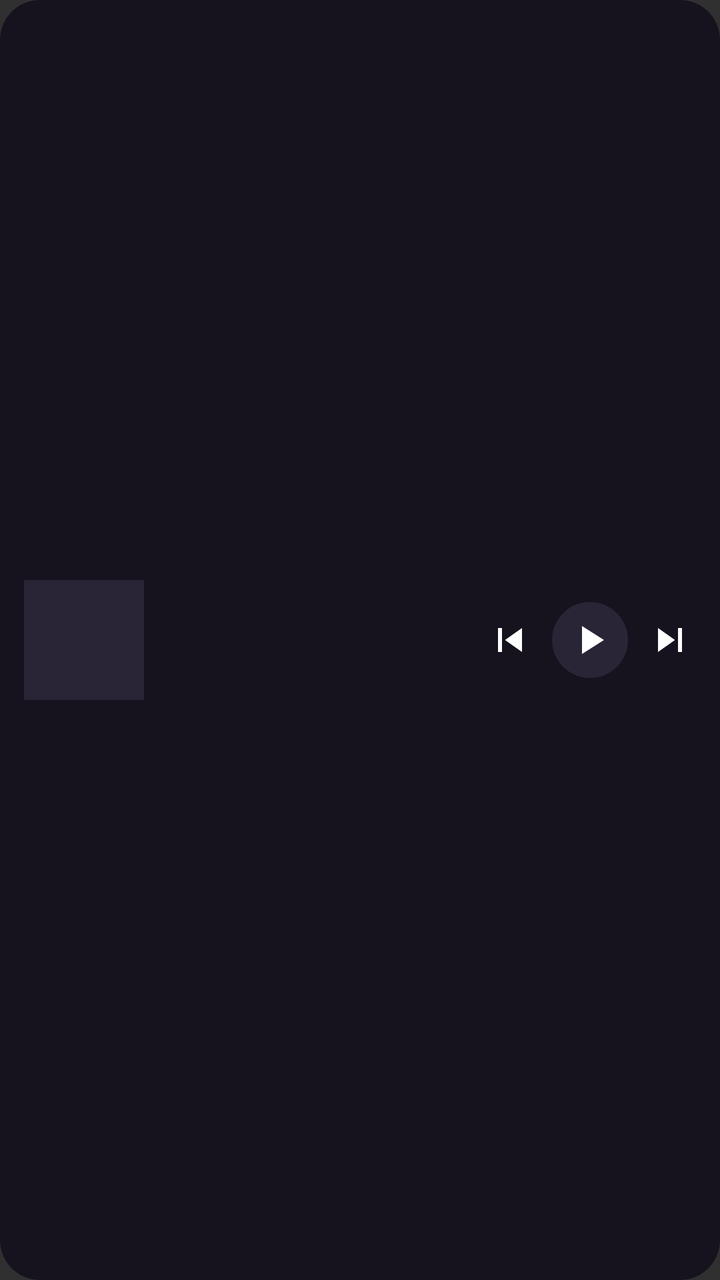
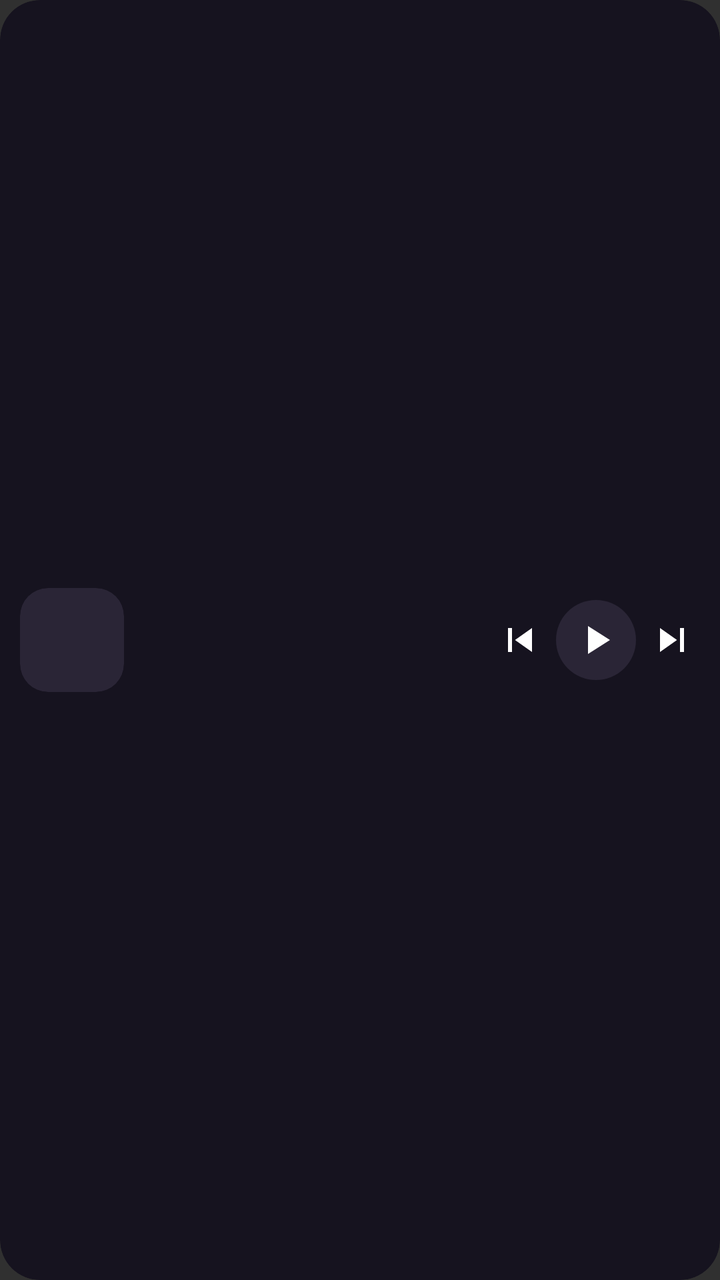

Compare the two renders of this Android layout. The source of the first and the diff that turns it into the second are given below.
<!-- AndroidManifest.xml: application theme Theme.Wavdrop -->
<!-- res/layout/wavdrop_widget_short.xml -->
<?xml version="1.0" encoding="utf-8"?>
<FrameLayout xmlns:android="http://schemas.android.com/apk/res/android"
    android:id="@+id/widget_body"
    android:layout_width="match_parent"
    android:layout_height="match_parent"
    android:background="@drawable/wavdrop_widget_loading_background"
    android:clickable="true"
    android:focusable="true">

    
    <ImageView
        android:id="@+id/widget_background"
        android:layout_width="match_parent"
        android:layout_height="match_parent"
        android:scaleType="centerCrop"
        android:visibility="gone"
        android:contentDescription="@null" />

    
    <TextView
        android:id="@+id/widget_scrim"
        android:layout_width="match_parent"
        android:layout_height="match_parent"
        android:background="#CC16131F"
        android:visibility="gone" />

    
    <LinearLayout
        android:layout_width="match_parent"
        android:layout_height="match_parent"
        android:orientation="horizontal"
        android:gravity="center_vertical"
        android:paddingStart="12dp"
        android:paddingEnd="10dp"
        android:paddingTop="10dp"
        android:paddingBottom="10dp">

        
        <ImageView
            android:id="@+id/widget_artwork"
            android:layout_width="60dp"
            android:layout_height="60dp"
            android:scaleType="centerCrop"
            android:background="#FF2A2536"
            android:contentDescription="@string/widget_artwork_desc" />

        
        <LinearLayout
            android:layout_width="0dp"
            android:layout_height="wrap_content"
            android:layout_weight="1"
            android:orientation="vertical"
            android:layout_marginStart="12dp"
            android:layout_marginEnd="8dp">

            <TextView
                android:id="@+id/widget_title"
                android:layout_width="match_parent"
                android:layout_height="wrap_content"
                android:textColor="#EDEAF4"
                android:textSize="14sp"
                android:textStyle="bold"
                android:maxLines="1"
                android:ellipsize="end" />

            <TextView
                android:id="@+id/widget_artist"
                android:layout_width="match_parent"
                android:layout_height="wrap_content"
                android:layout_marginTop="2dp"
                android:textColor="#A9A3B8"
                android:textSize="12sp"
                android:maxLines="1"
                android:ellipsize="end" />

        </LinearLayout>

        
        <ImageButton
            android:id="@+id/widget_previous"
            android:layout_width="30dp"
            android:layout_height="30dp"
            android:src="@drawable/widget_ic_skip_previous"
            android:background="@android:color/transparent"
            android:padding="4dp"
            android:contentDescription="@string/widget_prev_desc" />

        
        <ImageButton
            android:id="@+id/widget_play_pause"
            android:layout_width="38dp"
            android:layout_height="38dp"
            android:layout_marginStart="6dp"
            android:src="@drawable/widget_ic_play"
            android:background="@drawable/widget_btn_idle_bg"
            android:padding="8dp"
            android:contentDescription="@string/widget_play_pause_desc" />

        
        <ImageButton
            android:id="@+id/widget_next"
            android:layout_width="30dp"
            android:layout_height="30dp"
            android:layout_marginStart="6dp"
            android:src="@drawable/widget_ic_skip_next"
            android:background="@android:color/transparent"
            android:padding="4dp"
            android:contentDescription="@string/widget_next_desc" />

    </LinearLayout>

</FrameLayout>
<!-- resources referenced by this layout -->
<resources>
  <!-- drawable wavdrop_widget_loading_background (drawable) -->
  <?xml version="1.0" encoding="utf-8"?>
  <shape xmlns:android="http://schemas.android.com/apk/res/android"
      android:shape="rectangle">
      <solid android:color="#FF16131F" />
      <corners android:radius="20dp" />
  </shape>
  <!-- drawable widget_btn_idle_bg (drawable) -->
  <?xml version="1.0" encoding="utf-8"?>
  <shape xmlns:android="http://schemas.android.com/apk/res/android"
      android:shape="oval">
      <solid android:color="#FF2A2536" />
  </shape>
  <!-- drawable widget_ic_play (drawable) -->
  <?xml version="1.0" encoding="utf-8"?>
  <vector xmlns:android="http://schemas.android.com/apk/res/android"
      android:width="24dp"
      android:height="24dp"
      android:viewportWidth="24"
      android:viewportHeight="24">
      <path
          android:fillColor="#FFFFFFFF"
          android:pathData="M8,5v14l11,-7z" />
  </vector>
  <!-- drawable widget_ic_skip_next (drawable) -->
  <?xml version="1.0" encoding="utf-8"?>
  <vector xmlns:android="http://schemas.android.com/apk/res/android"
      android:width="24dp"
      android:height="24dp"
      android:viewportWidth="24"
      android:viewportHeight="24">
      <path
          android:fillColor="#FFFFFFFF"
          android:pathData="M6,18l8.5,-6L6,6v12zM16,6v12h2L18,6h-2z" />
  </vector>
  <!-- drawable widget_ic_skip_previous (drawable) -->
  <?xml version="1.0" encoding="utf-8"?>
  <vector xmlns:android="http://schemas.android.com/apk/res/android"
      android:width="24dp"
      android:height="24dp"
      android:viewportWidth="24"
      android:viewportHeight="24">
      <path
          android:fillColor="#FFFFFFFF"
          android:pathData="M6,6h2v12L6,18zM9.5,12l8.5,6L18,6z" />
  </vector>
  <string name="widget_artwork_desc">Album artwork</string>
  <string name="widget_next_desc">Next</string>
  <string name="widget_play_pause_desc">Play or pause</string>
  <string name="widget_prev_desc">Previous</string>
  <style name="Theme.Wavdrop" parent="@android:style/Theme.Material.NoActionBar" />
</resources>

<!-- the commit's change to res/layout/wavdrop_widget_short.xml (unified diff, before → after) -->
@@ -4,10 +4,10 @@
     android:layout_width="match_parent"
     android:layout_height="match_parent"
     android:background="@drawable/wavdrop_widget_loading_background"
+    android:clipToOutline="true"
     android:clickable="true"
     android:focusable="true">
 
-    
     <ImageView
         android:id="@+id/widget_background"
         android:layout_width="match_parent"
@@ -16,48 +16,45 @@
         android:visibility="gone"
         android:contentDescription="@null" />
 
-    
     <TextView
         android:id="@+id/widget_scrim"
         android:layout_width="match_parent"
         android:layout_height="match_parent"
-        android:background="#CC16131F"
+        android:background="#D916131F"
         android:visibility="gone" />
 
-    
     <LinearLayout
         android:layout_width="match_parent"
         android:layout_height="match_parent"
         android:orientation="horizontal"
         android:gravity="center_vertical"
-        android:paddingStart="12dp"
-        android:paddingEnd="10dp"
-        android:paddingTop="10dp"
-        android:paddingBottom="10dp">
+        android:paddingStart="10dp"
+        android:paddingEnd="6dp"
+        android:paddingTop="6dp"
+        android:paddingBottom="6dp">
 
-        
         <ImageView
             android:id="@+id/widget_artwork"
-            android:layout_width="60dp"
-            android:layout_height="60dp"
+            android:layout_width="52dp"
+            android:layout_height="52dp"
             android:scaleType="centerCrop"
-            android:background="#FF2A2536"
+            android:background="@drawable/widget_artwork_bg"
+            android:clipToOutline="true"
             android:contentDescription="@string/widget_artwork_desc" />
 
-        
         <LinearLayout
             android:layout_width="0dp"
             android:layout_height="wrap_content"
             android:layout_weight="1"
             android:orientation="vertical"
-            android:layout_marginStart="12dp"
-            android:layout_marginEnd="8dp">
+            android:layout_marginStart="10dp"
+            android:layout_marginEnd="4dp">
 
             <TextView
                 android:id="@+id/widget_title"
                 android:layout_width="match_parent"
                 android:layout_height="wrap_content"
-                android:textColor="#EDEAF4"
+                android:textColor="#F2EFF8"
                 android:textSize="14sp"
                 android:textStyle="bold"
                 android:maxLines="1"
@@ -68,43 +65,38 @@
                 android:layout_width="match_parent"
                 android:layout_height="wrap_content"
                 android:layout_marginTop="2dp"
-                android:textColor="#A9A3B8"
+                android:textColor="#B5AFC6"
                 android:textSize="12sp"
                 android:maxLines="1"
                 android:ellipsize="end" />
 
         </LinearLayout>
 
-        
         <ImageButton
             android:id="@+id/widget_previous"
-            android:layout_width="30dp"
-            android:layout_height="30dp"
+            android:layout_width="36dp"
+            android:layout_height="40dp"
             android:src="@drawable/widget_ic_skip_previous"
             android:background="@android:color/transparent"
-            android:padding="4dp"
+            android:padding="7dp"
             android:contentDescription="@string/widget_prev_desc" />
 
-        
         <ImageButton
             android:id="@+id/widget_play_pause"
-            android:layout_width="38dp"
-            android:layout_height="38dp"
-            android:layout_marginStart="6dp"
+            android:layout_width="40dp"
+            android:layout_height="40dp"
             android:src="@drawable/widget_ic_play"
             android:background="@drawable/widget_btn_idle_bg"
-            android:padding="8dp"
+            android:padding="9dp"
             android:contentDescription="@string/widget_play_pause_desc" />
 
-        
         <ImageButton
             android:id="@+id/widget_next"
-            android:layout_width="30dp"
-            android:layout_height="30dp"
-            android:layout_marginStart="6dp"
+            android:layout_width="36dp"
+            android:layout_height="40dp"
             android:src="@drawable/widget_ic_skip_next"
             android:background="@android:color/transparent"
-            android:padding="4dp"
+            android:padding="7dp"
             android:contentDescription="@string/widget_next_desc" />
 
     </LinearLayout>
<!-- resource entries referenced after the edit -->
@@ -6,6 +6,13 @@
       android:shape="rectangle">
       <solid android:color="#FF16131F" />
       <corners android:radius="20dp" />
+  </shape>
+  <!-- drawable widget_artwork_bg (drawable) -->
+  <?xml version="1.0" encoding="utf-8"?>
+  <shape xmlns:android="http://schemas.android.com/apk/res/android"
+      android:shape="rectangle">
+      <solid android:color="#FF2A2536" />
+      <corners android:radius="14dp" />
   </shape>
   <!-- drawable widget_btn_idle_bg (drawable) -->
   <?xml version="1.0" encoding="utf-8"?>
